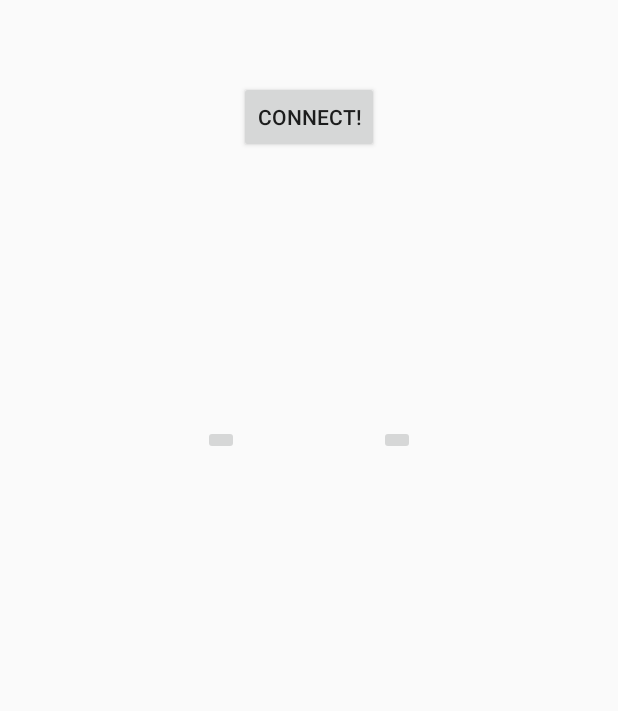
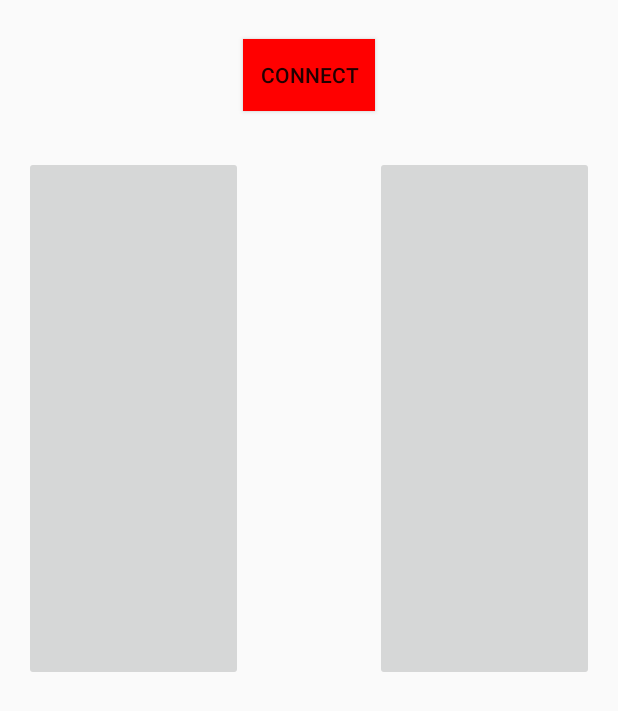
Before and after one commit to jmepg/SDIS-Controler, an Android app: the layout controler.xml on its own in the app's theme, with its tools: preview values and no code run, on a phone screen of 412 x 824 dp. Shown: the top 711 px of the screen. Run offline under Robolectric (Android 15) with nearby library versions, the phone set to English and light mode, and no system bars; network calls fail.

Commit message:
controller all done :)

```diff
--- a/controlerSdis/app/build.gradle
+++ b/controlerSdis/app/build.gradle
@@ -3,7 +3,6 @@ apply plugin: 'com.android.application'
 android {
     compileSdkVersion 23
     buildToolsVersion "23.0.3"
-
     defaultConfig {
         applicationId "com.example.estrada.controlersdis"
         minSdkVersion 15
@@ -18,6 +17,7 @@ android {
         }
     }
     sourceSets { main { assets.srcDirs = ['src/main/assets', 'src/main/assets/'] } }
+
 }
 
 dependencies {
@@ -26,4 +26,5 @@ dependencies {
     compile 'com.android.support:appcompat-v7:23.4.0'
     compile 'com.google.android.gms:play-services-appindexing:8.1.0'
     compile 'com.sun.net.httpserver:http:20070405'
+
 }
--- a/controlerSdis/app/src/main/AndroidManifest.xml
+++ b/controlerSdis/app/src/main/AndroidManifest.xml
@@ -5,9 +5,10 @@
     <uses-permission android:name="android.permission.INTERNET" />
 
 
+
     <application
         android:allowBackup="true"
-        android:icon="@mipmap/ic_launcher"
+        android:icon="@drawable/grey"
         android:label="@string/app_name"
         android:supportsRtl="true"
         android:theme="@style/AppTheme">
--- a/controlerSdis/app/src/main/res/layout/activity_main.xml
+++ b/controlerSdis/app/src/main/res/layout/controler.xml
@@ -7,32 +7,44 @@
     android:paddingLeft="@dimen/activity_horizontal_margin"
     android:paddingRight="@dimen/activity_horizontal_margin"
     android:paddingTop="@dimen/activity_vertical_margin"
+    android:screenOrientation="landscape"
+    android:configChanges="keyboardHidden|orientation|screenSize"
     tools:context=".gui.GameScreen">
+
 
     <Button
         android:layout_width="wrap_content"
         android:layout_height="wrap_content"
-        android:text="CONNECT!"
+        android:background="#ffff0000"
+        android:text="CONNECT"
         android:id="@+id/connButton"
-        android:layout_marginTop="38dp"
+        android:layout_marginTop="10dp"
         android:layout_alignParentTop="true"
         android:layout_centerHorizontal="true" />
 
     <ImageButton
-        android:layout_width="wrap_content"
-        android:layout_height="wrap_content"
+        android:layout_width="450dp"
+        android:layout_height="350dp"
         android:id="@+id/leftButton"
-        android:layout_marginTop="181dp"
+        android:layout_marginTop="30dp"
         android:layout_below="@+id/connButton"
-        android:layout_toLeftOf="@+id/connButton"
-        android:layout_toStartOf="@+id/connButton" />
+        android:layout_toStartOf="@+id/connButton"
+        android:layout_toLeftOf="@+id/connButton" />
 
     <ImageButton
-        android:layout_width="wrap_content"
-        android:layout_height="wrap_content"
+        android:layout_width="450dp"
+        android:layout_height="350dp"
         android:id="@+id/rightButton"
         android:layout_alignTop="@+id/leftButton"
         android:layout_toRightOf="@+id/connButton"
         android:layout_toEndOf="@+id/connButton" />
 
+    <ImageView
+        android:layout_width="40dp"
+        android:layout_height="40dp"
+        android:id="@+id/playerImg"
+        android:layout_below="@+id/connButton"
+        android:layout_centerHorizontal="true"
+        android:layout_marginTop="10dp" />
+
 </RelativeLayout>
--- a/controlerSdis/gradle.properties
+++ b/controlerSdis/gradle.properties
@@ -16,3 +16,5 @@
 # This option should only be used with decoupled projects. More details, visit
 # http://www.gradle.org/docs/current/userguide/multi_project_builds.html#sec:decoupled_projects
 # org.gradle.parallel=true
+
+target=android-22
```
Also changed, not shown: controlerSdis/app/src/main/java/com/example/estrada/controlersdis/client/Client.java (+2 -10 lines), controlerSdis/app/src/main/java/com/example/estrada/controlersdis/client/Player.java (+16 -0 lines), controlerSdis/app/src/main/java/com/example/estrada/controlersdis/gui/GameScreen.java (+78 -30 lines), controlerSdis/app/src/main/res/drawable/blue.png (added), controlerSdis/app/src/main/res/drawable/green.png (added), controlerSdis/app/src/main/res/drawable/grey.png (added), controlerSdis/app/src/main/res/drawable/left.png, controlerSdis/app/src/main/res/drawable/red.png (added), controlerSdis/app/src/main/res/drawable/right.png.
